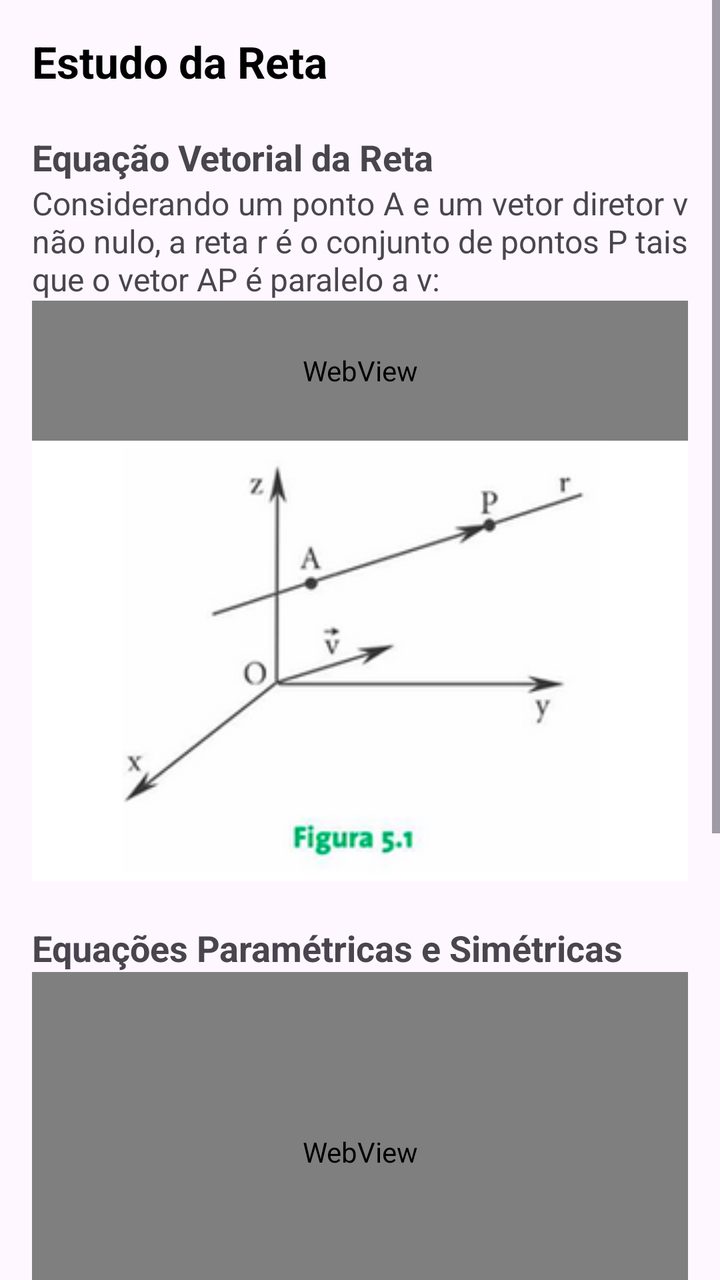
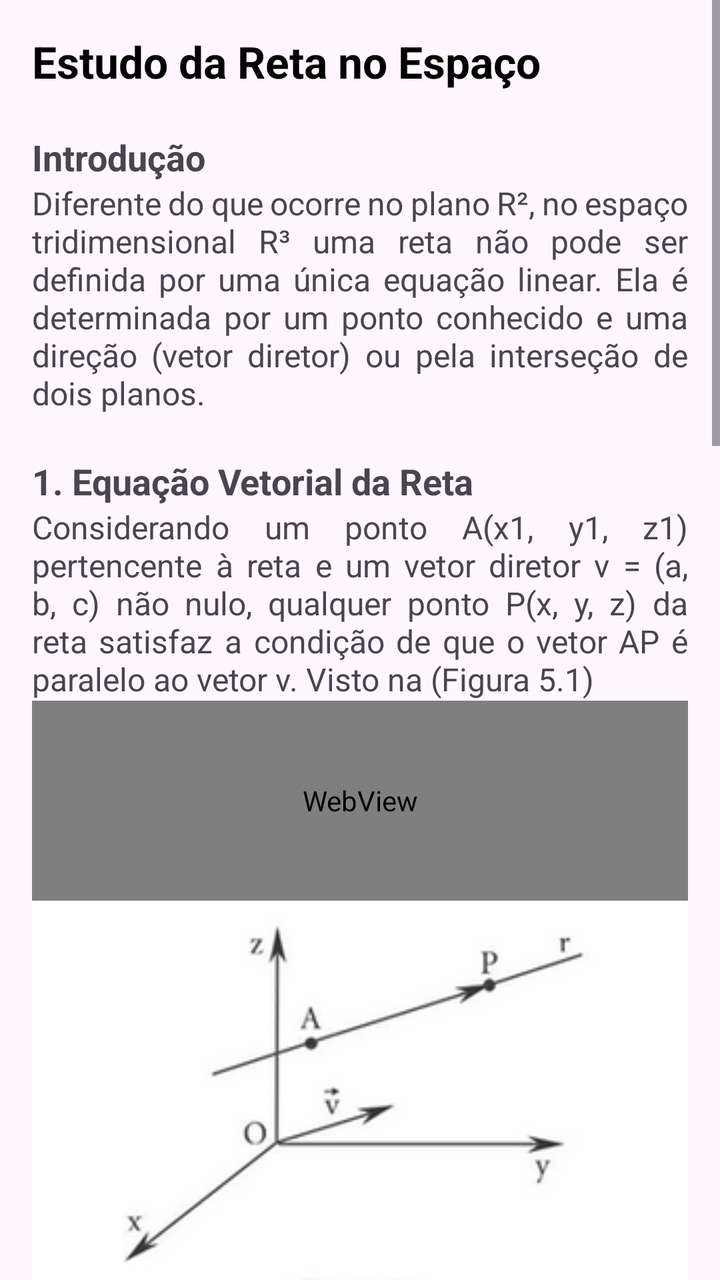

Compare the two renders of this Android layout. The source of the first and the diff that turns it into the second are given below.
<!-- AndroidManifest.xml: application theme Theme.MatrixLab -->
<!-- res/layout/fragment_vetorial21.xml -->
<?xml version="1.0" encoding="utf-8"?>
<ScrollView xmlns:android="http://schemas.android.com/apk/res/android"
    android:layout_width="match_parent"
    android:layout_height="match_parent"
    android:fillViewport="true">

    <LinearLayout
        android:layout_width="match_parent"
        android:layout_height="match_parent"
        android:orientation="vertical"
        android:padding="16dp">

        <TextView
            android:layout_width="match_parent"
            android:layout_height="wrap_content"
            android:text="Estudo da Reta"
            android:textSize="22sp"
            android:textStyle="bold"
            android:textColor="@android:color/black" />

        <TextView
            android:layout_width="match_parent"
            android:layout_height="wrap_content"
            android:text="\nEquação Vetorial da Reta"
            android:textSize="18sp"
            android:textStyle="bold" />

        <TextView
            android:layout_width="match_parent"
            android:layout_height="wrap_content"
            android:textSize="16sp"
            android:justificationMode="inter_word"
            android:text="Considerando um ponto A e um vetor diretor v não nulo, a reta r é o conjunto de pontos P tais que o vetor AP é paralelo a v:" />

        <WebView
            android:id="@+id/math_eq_vetorial_reta"
            android:layout_width="match_parent"
            android:layout_height="70dp" />

        <ImageView
            android:layout_width="match_parent"
            android:layout_height="wrap_content"
            android:adjustViewBounds="true"
            android:src="@drawable/unidade2_1" />

        <TextView
            android:layout_width="match_parent"
            android:layout_height="wrap_content"
            android:text="\nEquações Paramétricas e Simétricas"
            android:textSize="18sp"
            android:textStyle="bold" />

        <WebView
            android:id="@+id/math_eq_param_simetrica"
            android:layout_width="match_parent"
            android:layout_height="180dp" />

        <ImageView
            android:layout_width="match_parent"
            android:layout_height="wrap_content"
            android:adjustViewBounds="true"
            android:src="@drawable/unidade2_5" />

        <TextView
            android:layout_width="match_parent"
            android:layout_height="wrap_content"
            android:text="\nÂngulo entre duas Retas"
            android:textSize="18sp"
            android:textStyle="bold" />

        <WebView
            android:id="@+id/math_angulo_retas"
            android:layout_width="match_parent"
            android:layout_height="90dp" />

        <View android:layout_width="match_parent" android:layout_height="80dp" />
    </LinearLayout>
</ScrollView>
<!-- resources referenced by this layout -->
<resources>
  <!-- drawable unidade2_1: png bitmap (drawable, 18311 bytes) -->
  <!-- drawable unidade2_5: png bitmap (drawable, 7950 bytes) -->
  <style name="Theme.MatrixLab" parent="Theme.Material3.Light.NoActionBar">
          
          <item name="colorPrimary">@color/purple_500</item>
          <item name="colorPrimaryVariant">@color/purple_700</item>
          <item name="colorOnPrimary">@color/white</item>
          <item name="colorSecondary">@color/teal_200</item>
          <item name="colorSecondaryVariant">@color/teal_700</item>
          <item name="colorOnSecondary">@color/black</item>
          <item name="android:statusBarColor">?attr/colorPrimaryVariant</item>
      </style>
  <color name="purple_500">#FF6200EE</color>
  <color name="purple_700">#FF3700B3</color>
  <color name="white">#FFFFFFFF</color>
  <color name="teal_200">#FF03DAC5</color>
  <color name="teal_700">#FF018786</color>
  <color name="black">#FF000000</color>
</resources>

<!-- the commit's change to res/layout/fragment_vetorial21.xml (unified diff, before → after) -->
@@ -6,14 +6,14 @@
 
     <LinearLayout
         android:layout_width="match_parent"
-        android:layout_height="match_parent"
+        android:layout_height="wrap_content"
         android:orientation="vertical"
         android:padding="16dp">
 
         <TextView
             android:layout_width="match_parent"
             android:layout_height="wrap_content"
-            android:text="Estudo da Reta"
+            android:text="Estudo da Reta no Espaço"
             android:textSize="22sp"
             android:textStyle="bold"
             android:textColor="@android:color/black" />
@@ -21,7 +21,7 @@
         <TextView
             android:layout_width="match_parent"
             android:layout_height="wrap_content"
-            android:text="\nEquação Vetorial da Reta"
+            android:text="\nIntrodução"
             android:textSize="18sp"
             android:textStyle="bold" />
 
@@ -30,12 +30,26 @@
             android:layout_height="wrap_content"
             android:textSize="16sp"
             android:justificationMode="inter_word"
-            android:text="Considerando um ponto A e um vetor diretor v não nulo, a reta r é o conjunto de pontos P tais que o vetor AP é paralelo a v:" />
+            android:text="Diferente do que ocorre no plano R², no espaço tridimensional R³ uma reta não pode ser definida por uma única equação linear. Ela é determinada por um ponto conhecido e uma direção (vetor diretor) ou pela interseção de dois planos." />
+
+        <TextView
+            android:layout_width="match_parent"
+            android:layout_height="wrap_content"
+            android:text="\n1. Equação Vetorial da Reta"
+            android:textSize="18sp"
+            android:textStyle="bold" />
+
+        <TextView
+            android:layout_width="match_parent"
+            android:layout_height="wrap_content"
+            android:textSize="16sp"
+            android:justificationMode="inter_word"
+            android:text="Considerando um ponto A(x1, y1, z1) pertencente à reta e um vetor diretor v = (a, b, c) não nulo, qualquer ponto P(x, y, z) da reta satisfaz a condição de que o vetor AP é paralelo ao vetor v. Visto na (Figura 5.1)" />
 
         <WebView
             android:id="@+id/math_eq_vetorial_reta"
             android:layout_width="match_parent"
-            android:layout_height="70dp" />
+            android:layout_height="100dp" />
 
         <ImageView
             android:layout_width="match_parent"
@@ -46,32 +60,53 @@
         <TextView
             android:layout_width="match_parent"
             android:layout_height="wrap_content"
-            android:text="\nEquações Paramétricas e Simétricas"
+            android:text="\n2. Equações Paramétricas e Simétricas"
             android:textSize="18sp"
             android:textStyle="bold" />
+
+        <TextView
+            android:layout_width="match_parent"
+            android:layout_height="wrap_content"
+            android:textSize="16sp"
+            android:justificationMode="inter_word"
+            android:text="A partir da equação vetorial, podemos isolar cada componente (x, y, z) em função do parâmetro t. Se as componentes do vetor diretor forem todas não nulas, podemos isolar t e igualar as expressões para obter as equações simétricas." />
 
         <WebView
             android:id="@+id/math_eq_param_simetrica"
             android:layout_width="match_parent"
-            android:layout_height="180dp" />
-
-        <ImageView
-            android:layout_width="match_parent"
-            android:layout_height="wrap_content"
-            android:adjustViewBounds="true"
-            android:src="@drawable/unidade2_5" />
+            android:layout_height="250dp" />
 
         <TextView
             android:layout_width="match_parent"
             android:layout_height="wrap_content"
-            android:text="\nÂngulo entre duas Retas"
+            android:text="\n3. Ângulo entre duas Retas"
             android:textSize="18sp"
             android:textStyle="bold" />
+
+        <TextView
+            android:layout_width="match_parent"
+            android:layout_height="wrap_content"
+            android:textSize="16sp"
+            android:justificationMode="inter_word"
+            android:text="O ângulo entre duas retas r1 e r2 é definido como o menor ângulo formado pelos seus respectivos vetores diretores v1 e v2. Utilizamos o produto escalar para este cálculo." />
 
         <WebView
             android:id="@+id/math_angulo_retas"
             android:layout_width="match_parent"
-            android:layout_height="90dp" />
+            android:layout_height="120dp" />
+
+        <TextView
+            android:layout_width="match_parent"
+            android:layout_height="wrap_content"
+            android:text="\n4. Exemplo Prático Detalhado"
+            android:textSize="18sp"
+            android:textStyle="bold"
+            android:textColor="#1A73E8" />
+
+        <WebView
+            android:id="@+id/math_exemplo_reta"
+            android:layout_width="match_parent"
+            android:layout_height="350dp" />
 
         <View android:layout_width="match_parent" android:layout_height="80dp" />
     </LinearLayout>
<!-- resource entries referenced after the edit -->
@@ -1,7 +1,6 @@
 <!-- resources referenced by this layout -->
 <resources>
   <!-- drawable unidade2_1: png bitmap (drawable, 18311 bytes) -->
-  <!-- drawable unidade2_5: png bitmap (drawable, 7950 bytes) -->
   <style name="Theme.MatrixLab" parent="Theme.Material3.Light.NoActionBar">
           
           <item name="colorPrimary">@color/purple_500</item>
